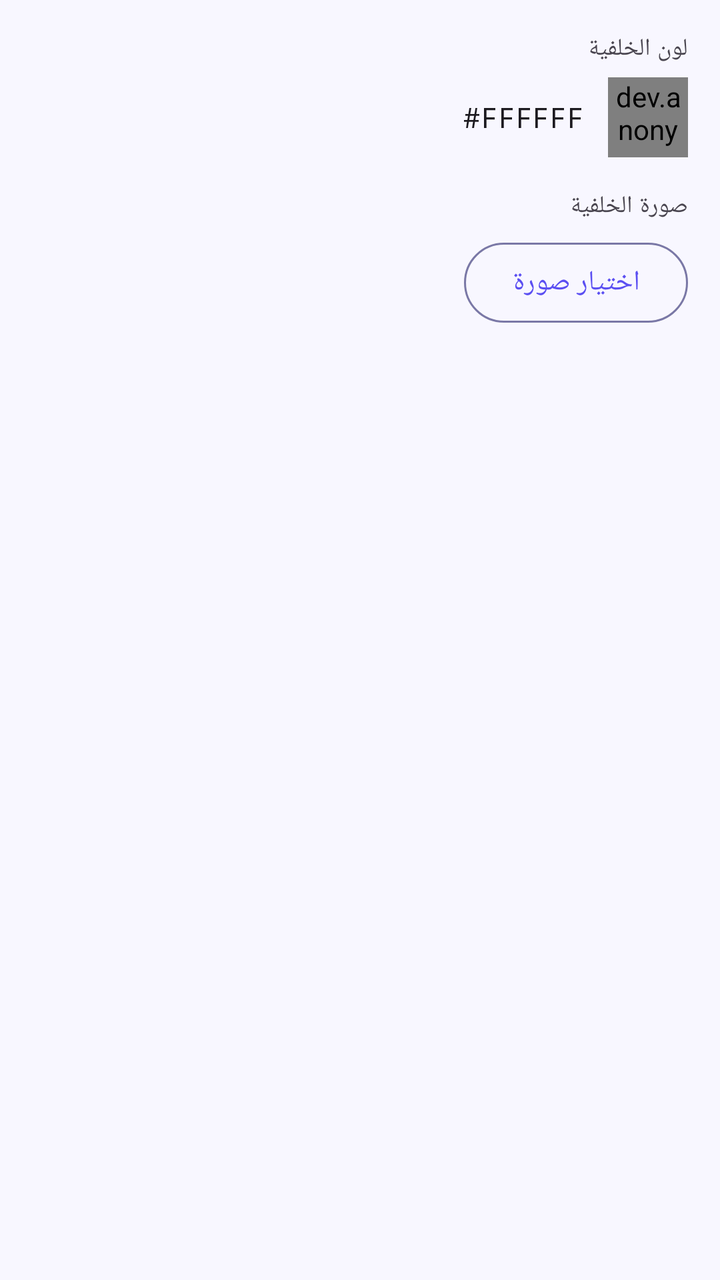
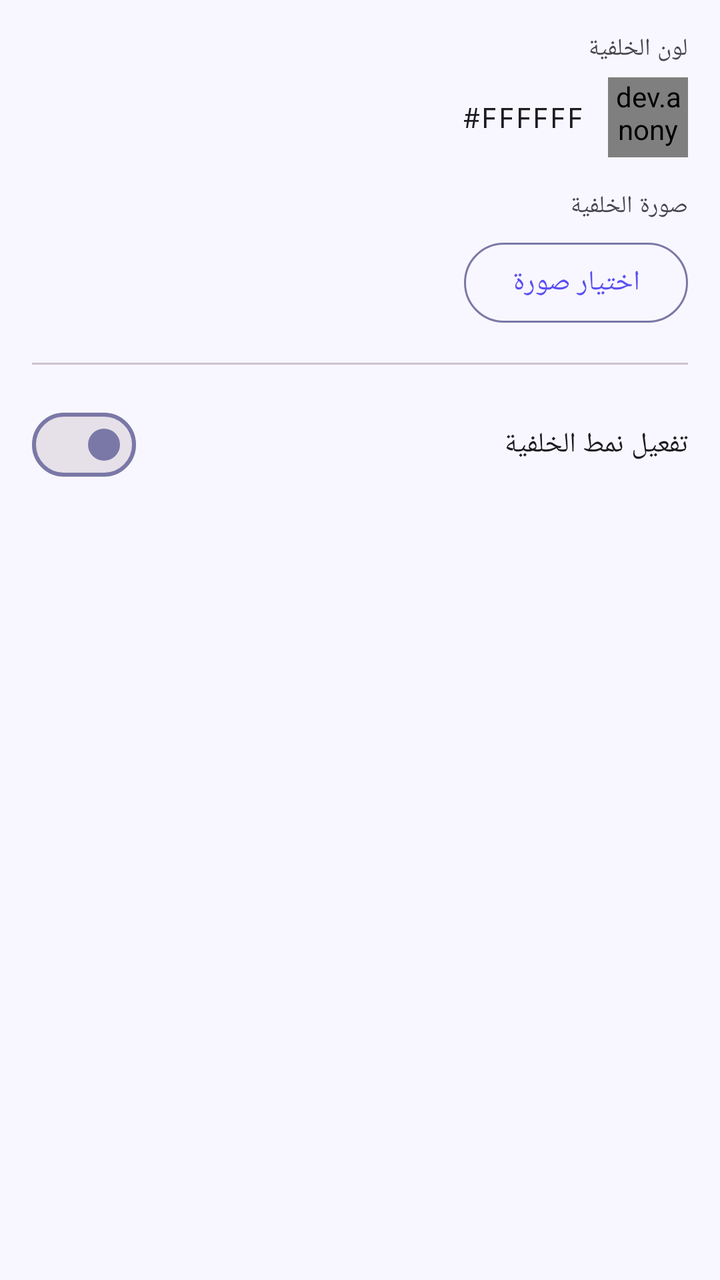

Two renders of the same Android screen: before a commit and after it. Below are the layout's source before the change and the commit's diff.
<!-- AndroidManifest.xml: application theme Theme.CardsDesignerPro -->
<!-- res/layout/fragment_prop_card.xml -->
<?xml version="1.0" encoding="utf-8"?>
<ScrollView
    xmlns:android="http://schemas.android.com/apk/res/android"
    android:layout_width="match_parent"
    android:layout_height="match_parent"
    android:layoutDirection="rtl">

    <LinearLayout
        android:layout_width="match_parent"
        android:layout_height="wrap_content"
        android:orientation="vertical"
        android:padding="16dp">

        
        <TextView
            android:layout_width="match_parent"
            android:layout_height="wrap_content"
            android:text="@string/prop_background_color"
            android:textAppearance="?attr/textAppearanceLabelMedium"
            android:layout_marginBottom="6dp" />

        <LinearLayout
            android:layout_width="match_parent"
            android:layout_height="wrap_content"
            android:orientation="horizontal"
            android:gravity="center_vertical"
            android:layout_marginBottom="16dp">

            <dev.anonymous.cardsdesignerpro.common.widget.ColorPreviewView
                android:id="@+id/cpv_bg_color"
                android:layout_width="40dp"
                android:layout_height="40dp"
                android:layout_marginEnd="12dp" />

            <TextView
                android:id="@+id/tv_bg_color_hex"
                android:layout_width="wrap_content"
                android:layout_height="wrap_content"
                android:textAppearance="?attr/textAppearanceBodyMedium"
                android:fontFamily="monospace"
                android:text="#FFFFFF" />
        </LinearLayout>

        
        <TextView
            android:layout_width="match_parent"
            android:layout_height="wrap_content"
            android:text="@string/prop_background_image"
            android:textAppearance="?attr/textAppearanceLabelMedium"
            android:layout_marginBottom="6dp" />

        <com.google.android.material.button.MaterialButton
            android:id="@+id/btn_choose_bg_image"
            style="@style/Widget.Material3.Button.OutlinedButton"
            android:layout_width="wrap_content"
            android:layout_height="wrap_content"
            android:text="@string/prop_choose_image" />

        
        <LinearLayout
            android:id="@+id/layout_image_info"
            android:layout_width="match_parent"
            android:layout_height="wrap_content"
            android:orientation="horizontal"
            android:gravity="center_vertical"
            android:layout_marginTop="4dp"
            android:visibility="gone">

            <TextView
                android:id="@+id/tv_bg_image_path"
                android:layout_width="0dp"
                android:layout_height="wrap_content"
                android:layout_weight="1"
                android:textAppearance="?attr/textAppearanceBodySmall"
                android:textColor="?attr/colorOnSurfaceVariant"
                android:maxLines="1"
                android:ellipsize="start" />

            <com.google.android.material.button.MaterialButton
                android:id="@+id/btn_delete_bg_image"
                style="@style/Widget.Material3.Button.TextButton"
                android:layout_width="wrap_content"
                android:layout_height="wrap_content"
                android:text="@string/prop_remove_image"
                app:icon="@drawable/ic_delete"
                app:iconGravity="textStart"
                xmlns:app="http://schemas.android.com/apk/res-auto"
                android:textColor="?attr/colorError" />

        </LinearLayout>

    </LinearLayout>
</ScrollView>
<!-- resources referenced by this layout -->
<resources>
  <!-- drawable ic_delete (drawable) -->
  <vector xmlns:android="http://schemas.android.com/apk/res/android"
      android:width="24dp"
      android:height="24dp"
      android:viewportWidth="24"
      android:viewportHeight="24">
      <path
          android:fillColor="?attr/colorOnSurface"
          android:pathData="M6,19c0,1.1 0.9,2 2,2h8c1.1,0 2,-0.9 2,-2V7H6v12zM19,4h-3.5l-1,-1h-5l-1,1H5v2h14V4z"/>
  </vector>
  <string name="prop_background_color">لون الخلفية</string>
  <string name="prop_background_image">صورة الخلفية</string>
  <string name="prop_choose_image">اختيار صورة</string>
  <string name="prop_remove_image">حذف الصورة</string>
  <style name="Theme.CardsDesignerPro" parent="Base.Theme.CardsDesignerPro" />
  <style name="Base.Theme.CardsDesignerPro" parent="Theme.Material3.DayNight.NoActionBar">
          <item name="colorPrimary">@color/md_theme_light_primary</item>
          <item name="colorOnPrimary">@color/md_theme_light_onPrimary</item>
          <item name="colorPrimaryContainer">@color/md_theme_light_primaryContainer</item>
          <item name="colorOnPrimaryContainer">@color/md_theme_light_onPrimaryContainer</item>
          <item name="colorSecondary">@color/md_theme_light_secondary</item>
          <item name="colorOnSecondary">@color/md_theme_light_onSecondary</item>
          <item name="android:colorBackground">@color/md_theme_light_background</item>
          <item name="colorSurface">@color/md_theme_light_surface</item>
          <item name="colorOnSurface">@color/md_theme_light_onSurface</item>
          <item name="colorSurfaceVariant">@color/md_theme_light_surfaceVariant</item>
          <item name="colorOnSurfaceVariant">@color/md_theme_light_onSurfaceVariant</item>
          <item name="colorOutline">@color/md_theme_light_outline</item>
          <item name="colorError">@color/md_theme_light_error</item>
          <item name="colorOnError">@color/md_theme_light_onError</item>
          <item name="android:statusBarColor">?attr/colorSurface</item>
          <item name="android:windowLightStatusBar">true</item>
          <item name="android:layoutDirection">rtl</item>
          <item name="android:supportsRtl">true</item>
      </style>
  <color name="md_theme_light_primary">#FF5B4FF2</color>
  <color name="md_theme_light_onPrimary">#FFFFFFFF</color>
  <color name="md_theme_light_primaryContainer">#FFE8E5FF</color>
  <color name="md_theme_light_onPrimaryContainer">#FF1A006E</color>
  <color name="md_theme_light_secondary">#FF00BFA5</color>
  <color name="md_theme_light_onSecondary">#FFFFFFFF</color>
  <color name="md_theme_light_background">#FFF8F7FF</color>
  <color name="md_theme_light_surface">#FFFFFFFF</color>
  <color name="md_theme_light_onSurface">#FF1A1A2E</color>
  <color name="md_theme_light_surfaceVariant">#FFE8E5FF</color>
  <color name="md_theme_light_onSurfaceVariant">#FF444370</color>
  <color name="md_theme_light_outline">#FF7A78A6</color>
  <color name="md_theme_light_error">#FFB3261E</color>
  <color name="md_theme_light_onError">#FFFFFFFF</color>
</resources>

<!-- the commit's change to res/layout/fragment_prop_card.xml (unified diff, before → after) -->
@@ -1,6 +1,7 @@
 <?xml version="1.0" encoding="utf-8"?>
 <ScrollView
     xmlns:android="http://schemas.android.com/apk/res/android"
+    xmlns:app="http://schemas.android.com/apk/res-auto"
     android:layout_width="match_parent"
     android:layout_height="match_parent"
     android:layoutDirection="rtl">
@@ -56,7 +57,6 @@
             android:layout_height="wrap_content"
             android:text="@string/prop_choose_image" />
 
-        
         <LinearLayout
             android:id="@+id/layout_image_info"
             android:layout_width="match_parent"
@@ -84,8 +84,138 @@
                 android:text="@string/prop_remove_image"
                 app:icon="@drawable/ic_delete"
                 app:iconGravity="textStart"
-                xmlns:app="http://schemas.android.com/apk/res-auto"
                 android:textColor="?attr/colorError" />
+        </LinearLayout>
+
+        
+        <View
+            android:layout_width="match_parent"
+            android:layout_height="1dp"
+            android:background="?attr/colorOutlineVariant"
+            android:layout_marginTop="16dp"
+            android:layout_marginBottom="16dp" />
+
+        
+        <com.google.android.material.materialswitch.MaterialSwitch
+            android:id="@+id/switch_pattern"
+            android:layout_width="match_parent"
+            android:layout_height="wrap_content"
+            android:text="تفعيل نمط الخلفية"
+            android:layout_marginBottom="12dp" />
+
+        
+        <LinearLayout
+            android:id="@+id/layout_pattern_options"
+            android:layout_width="match_parent"
+            android:layout_height="wrap_content"
+            android:orientation="vertical"
+            android:visibility="gone">
+
+            
+            <TextView
+                android:layout_width="match_parent"
+                android:layout_height="wrap_content"
+                android:text="شكل النمط"
+                android:textAppearance="?attr/textAppearanceLabelMedium"
+                android:layout_marginBottom="6dp" />
+            <Spinner android:id="@+id/spinner_pattern_shape"
+                android:layout_width="match_parent"
+                android:layout_height="48dp"
+                android:layout_marginBottom="6dp" />
+
+            
+            <LinearLayout
+                android:id="@+id/layout_pattern_custom_image"
+                android:layout_width="match_parent"
+                android:layout_height="wrap_content"
+                android:orientation="horizontal"
+                android:gravity="center_vertical"
+                android:layout_marginBottom="8dp"
+                android:visibility="gone">
+
+                <TextView
+                    android:id="@+id/tv_pattern_custom_image_name"
+                    android:layout_width="0dp"
+                    android:layout_height="wrap_content"
+                    android:layout_weight="1"
+                    android:textAppearance="?attr/textAppearanceBodySmall"
+                    android:textColor="?attr/colorOnSurfaceVariant"
+                    android:maxLines="1"
+                    android:ellipsize="middle" />
+
+                <com.google.android.material.button.MaterialButton
+                    android:id="@+id/btn_remove_pattern_image"
+                    style="@style/Widget.Material3.Button.TextButton"
+                    android:layout_width="wrap_content"
+                    android:layout_height="wrap_content"
+                    android:text="@string/prop_remove_image"
+                    android:textColor="?attr/colorError" />
+            </LinearLayout>
+
+            
+            <TextView
+                android:layout_width="match_parent"
+                android:layout_height="wrap_content"
+                android:text="كثافة النمط"
+                android:textAppearance="?attr/textAppearanceLabelMedium"
+                android:layout_marginBottom="6dp" />
+            <com.google.android.material.slider.Slider
+                android:id="@+id/slider_pattern_density"
+                android:layout_width="match_parent"
+                android:layout_height="wrap_content"
+                android:valueFrom="0"
+                android:valueTo="1"
+                android:value="0.5"
+                android:stepSize="0.05"
+                android:layout_marginBottom="14dp" />
+
+            
+            <com.google.android.material.checkbox.MaterialCheckBox
+                android:id="@+id/cb_pattern_custom_tint"
+                android:layout_width="match_parent"
+                android:layout_height="wrap_content"
+                android:text="تلوين الشعار"
+                android:visibility="gone"
+                android:layout_marginBottom="6dp" />
+
+            
+            <LinearLayout
+                android:id="@+id/layout_pattern_color"
+                android:layout_width="match_parent"
+                android:layout_height="wrap_content"
+                android:orientation="vertical"
+                android:layout_marginBottom="14dp">
+
+                <TextView
+                    android:layout_width="match_parent"
+                    android:layout_height="wrap_content"
+                    android:text="لون النمط"
+                    android:textAppearance="?attr/textAppearanceLabelMedium"
+                    android:layout_marginBottom="6dp" />
+
+                <LinearLayout
+                    android:layout_width="match_parent"
+                    android:layout_height="wrap_content"
+                    android:orientation="horizontal"
+                    android:gravity="center_vertical">
+
+                    <dev.anonymous.cardsdesignerpro.common.widget.ColorPreviewView
+                        android:id="@+id/cpv_pattern_color"
+                        android:layout_width="40dp"
+                        android:layout_height="40dp"
+                        android:layout_marginEnd="12dp" />
+
+                    <TextView
+                        android:id="@+id/tv_pattern_color_hex"
+                        android:layout_width="wrap_content"
+                        android:layout_height="wrap_content"
+                        android:fontFamily="monospace"
+                        android:textAppearance="?attr/textAppearanceBodyMedium"
+                        android:text="#CCCCCC" />
+                </LinearLayout>
+            </LinearLayout>
+
+
 
         </LinearLayout>
 
